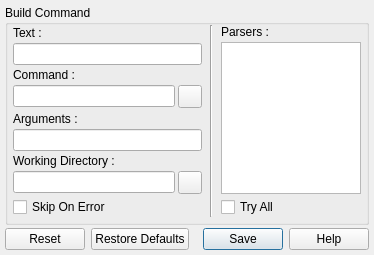
The window that v2/trunk/monkey/src/pluginsmanager/ui/UIBuilderSettings.ui (testmana2/mks) describes before a commit, drawn with Qt 5.
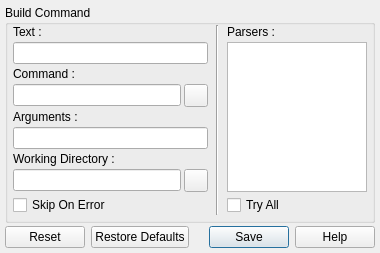
The same window after the commit. Icons and pictures are not drawn.

What changed in the file:
```diff
--- a/v2/trunk/monkey/src/pluginsmanager/ui/UIBuilderSettings.ui
+++ b/v2/trunk/monkey/src/pluginsmanager/ui/UIBuilderSettings.ui
@@ -5,8 +5,8 @@
    <rect>
     <x>0</x>
     <y>0</y>
-    <width>374</width>
-    <height>255</height>
+    <width>380</width>
+    <height>245</height>
    </rect>
   </property>
   <property name="windowTitle" >
```
